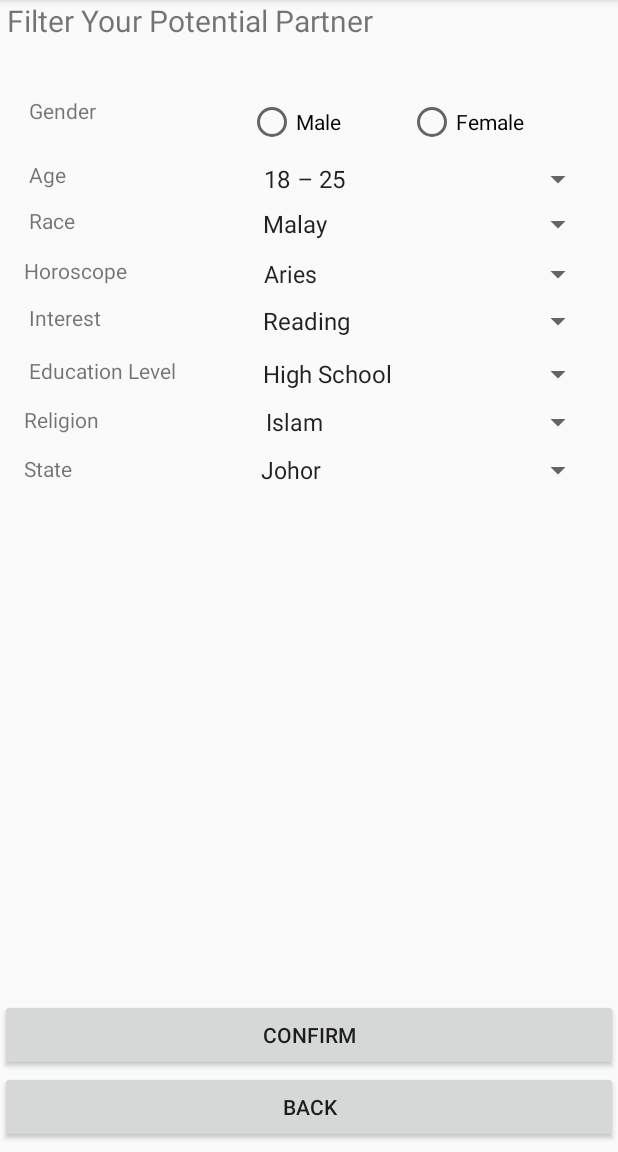
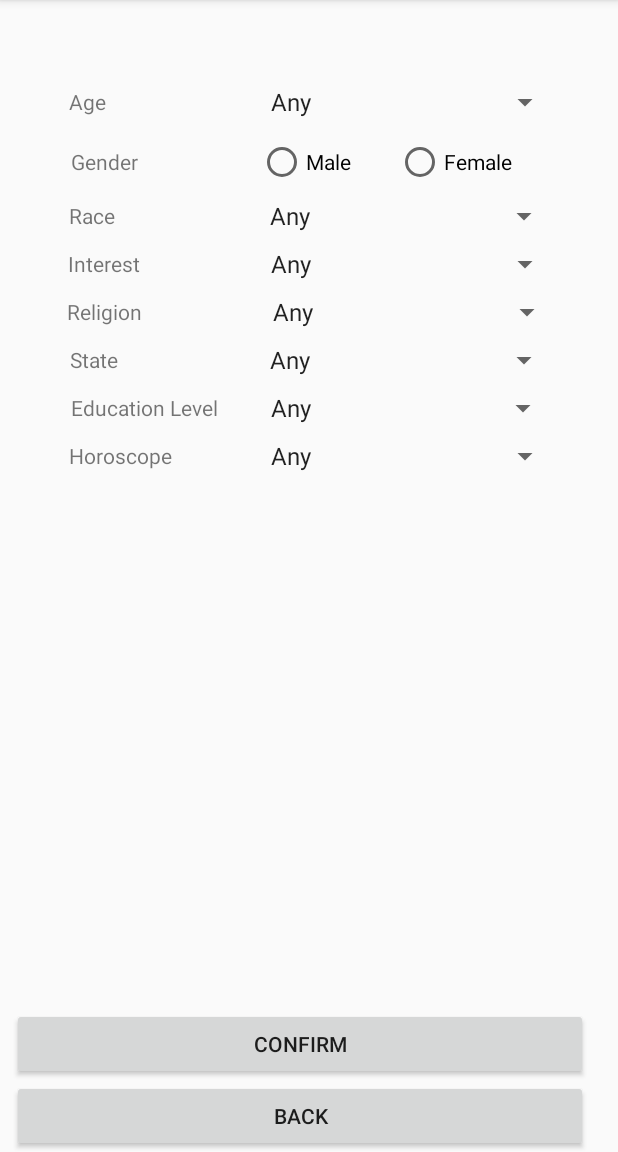
Before and after one commit to zhiweiwong96/abc, an Android app: the FilterActivity screen opened directly, with no data from a screen before it, on a phone screen of 412 x 824 dp, the part 84-1236 px from its top. Run offline under Robolectric (Android 15) with nearby library versions, the phone set to English and light mode, and no system bars; our stand-ins replace Firebase (no records; nobody signed in at launch, a user with empty details on screens opened directly).

Commit message:
aligned filter.xml

```diff
--- a/app/src/main/res/layout/activity_filter.xml
+++ b/app/src/main/res/layout/activity_filter.xml
@@ -7,39 +7,33 @@
     tools:context=".FilterActivity"
     tools:layout_editor_absoluteY="81dp">
 
-    <TextView
-        android:id="@+id/title"
-        android:layout_width="0dp"
+    <LinearLayout
+        android:id="@+id/linearLayout1"
+        android:layout_width="fill_parent"
         android:layout_height="wrap_content"
-        android:fontFamily="sans-serif"
-        android:text=" Filter Your Potential Partner"
-        android:textSize="20sp"
-        app:layout_constraintEnd_toEndOf="parent"
+        android:layout_marginStart="8dp"
+        android:layout_marginTop="92dp"
+        android:gravity="center"
+        android:orientation="horizontal"
         app:layout_constraintStart_toStartOf="parent"
-        app:layout_constraintTop_toTopOf="parent" />
+        app:layout_constraintTop_toTopOf="parent">
 
         <TextView
             android:id="@+id/textView4"
             android:layout_width="wrap_content"
             android:layout_height="wrap_content"
-        android:layout_marginEnd="101dp"
-        android:layout_marginStart="16dp"
-        android:layout_marginTop="64dp"
-        android:text=" Gender"
-        app:layout_constraintEnd_toStartOf="@+id/radioGroup2"
-        app:layout_constraintStart_toStartOf="parent"
-        app:layout_constraintTop_toTopOf="parent" />
+            android:layout_marginRight="80dp"
+            android:text="Gender"
+            tools:layout_editor_absoluteX="16dp"
+            tools:layout_editor_absoluteY="64dp" />
 
         <RadioGroup
             android:id="@+id/radioGroup2"
-        android:layout_width="0dp"
+            android:layout_width="200dp"
             android:layout_height="wrap_content"
-        android:layout_marginBottom="10dp"
-        android:layout_marginEnd="18dp"
             android:orientation="horizontal"
-        app:layout_constraintBottom_toTopOf="@+id/age"
-        app:layout_constraintEnd_toEndOf="parent"
-        app:layout_constraintStart_toEndOf="@+id/textView4">
+            tools:layout_editor_absoluteX="166dp"
+            tools:layout_editor_absoluteY="63dp">
 
             <RadioButton
                 android:id="@+id/radioButton"
@@ -55,199 +49,253 @@
                 android:layout_weight="1"
                 android:text="Female" />
         </RadioGroup>
+    </LinearLayout>
+
+
+    <LinearLayout
+        android:id="@+id/linearLayout2"
+        android:layout_width="fill_parent"
+        android:layout_height="wrap_content"
+        android:layout_marginStart="8dp"
+        android:layout_marginTop="56dp"
+        android:gravity="center"
+        android:orientation="horizontal"
+        app:layout_constraintStart_toStartOf="parent"
+        app:layout_constraintTop_toTopOf="parent">
 
         <TextView
             android:id="@+id/textView2"
             android:layout_width="wrap_content"
             android:layout_height="wrap_content"
-        android:layout_marginEnd="124dp"
-        android:layout_marginStart="16dp"
-        android:layout_marginTop="23dp"
-        android:text=" Age"
-        app:layout_constraintEnd_toStartOf="@+id/age"
+            android:layout_marginRight="102dp"
+            android:text="Age"
+            tools:layout_editor_absoluteX="16dp"
+            tools:layout_editor_absoluteY="106dp" />
+
+        <Spinner
+            android:id="@+id/age"
+            android:layout_width="201dp"
+            android:layout_height="wrap_content"
+            android:entries="@array/age_arrays"
+            android:prompt="@string/age_prompt"
+            tools:layout_editor_absoluteX="168dp"
+            tools:layout_editor_absoluteY="105dp" />
+    </LinearLayout>
+
+    <LinearLayout
+        android:id="@+id/linearLayout3"
+        android:layout_width="fill_parent"
+        android:layout_height="wrap_content"
+        android:layout_marginStart="8dp"
+        android:layout_marginTop="132dp"
+        android:gravity="center"
+        android:orientation="horizontal"
         app:layout_constraintStart_toStartOf="parent"
-        app:layout_constraintTop_toBottomOf="@+id/textView4" />
+        app:layout_constraintTop_toTopOf="parent">
 
         <TextView
             android:id="@+id/textView5"
             android:layout_width="wrap_content"
             android:layout_height="wrap_content"
-        android:layout_marginEnd="117dp"
-        android:layout_marginStart="16dp"
-        android:layout_marginTop="11dp"
-        android:text=" Race"
-        app:layout_constraintEnd_toStartOf="@+id/race"
-        app:layout_constraintStart_toStartOf="parent"
-        app:layout_constraintTop_toBottomOf="@+id/textView2" />
+            android:layout_marginRight="95dp"
+            android:text="Race"
+            tools:layout_editor_absoluteX="16dp"
+            tools:layout_editor_absoluteY="135dp" />
 
         <Spinner
-        android:id="@+id/interest"
-        android:layout_width="0dp"
+            android:id="@+id/race"
+            android:layout_width="201dp"
             android:layout_height="wrap_content"
-        android:layout_marginEnd="16dp"
-        android:layout_marginTop="7dp"
-        android:entries="@array/interest_arrays"
-        android:prompt="@string/interest_prompt"
-        app:layout_constraintEnd_toEndOf="parent"
-        app:layout_constraintStart_toEndOf="@+id/textView6"
-        app:layout_constraintTop_toBottomOf="@+id/horoscope" />
+            android:entries="@array/race_arrays"
+            android:prompt="@string/race_prompt"
+            tools:layout_editor_absoluteX="168dp"
+            tools:layout_editor_absoluteY="135dp" />
+
+    </LinearLayout>
+
+
+    <LinearLayout
+        android:id="@+id/linearLayout4"
+        android:layout_width="fill_parent"
+        android:layout_height="wrap_content"
+        android:layout_marginStart="8dp"
+        android:layout_marginTop="164dp"
+        android:gravity="center"
+        android:orientation="horizontal"
+        app:layout_constraintStart_toStartOf="parent"
+        app:layout_constraintTop_toTopOf="parent">
 
         <TextView
             android:id="@+id/textView6"
             android:layout_width="wrap_content"
             android:layout_height="wrap_content"
-        android:layout_marginEnd="100dp"
-        android:layout_marginStart="16dp"
-        android:layout_marginTop="12dp"
-        android:text=" Interest"
-        app:layout_constraintEnd_toStartOf="@+id/interest"
-        app:layout_constraintStart_toStartOf="parent"
-        app:layout_constraintTop_toBottomOf="@+id/textView8" />
+            android:layout_marginRight="79dp"
+            android:text="Interest"
+            tools:layout_editor_absoluteX="16dp"
+            tools:layout_editor_absoluteY="198dp" />
 
         <Spinner
-        android:id="@+id/education"
-        android:layout_width="0dp"
+            android:id="@+id/interest"
+            android:layout_width="201dp"
             android:layout_height="wrap_content"
-        android:layout_marginEnd="16dp"
-        android:layout_marginTop="11dp"
-        android:entries="@array/education_arrays"
-        android:prompt="@string/education_prompt"
-        app:layout_constraintEnd_toEndOf="parent"
-        app:layout_constraintStart_toEndOf="@+id/textView7"
-        app:layout_constraintTop_toBottomOf="@+id/interest" />
+            android:entries="@array/interest_arrays"
+            android:prompt="@string/interest_prompt"
+            tools:layout_editor_absoluteX="168dp"
+            tools:layout_editor_absoluteY="199dp" />
+    </LinearLayout>
+
+
+    <LinearLayout
+        android:id="@+id/linearLayout5"
+        android:layout_width="fill_parent"
+        android:layout_height="wrap_content"
+        android:layout_marginStart="8dp"
+        android:layout_marginTop="260dp"
+        android:gravity="center"
+        android:orientation="horizontal"
+        app:layout_constraintStart_toStartOf="parent"
+        app:layout_constraintTop_toTopOf="parent">
 
         <TextView
             android:id="@+id/textView7"
             android:layout_width="wrap_content"
             android:layout_height="wrap_content"
-        android:layout_marginEnd="50dp"
-        android:layout_marginStart="16dp"
-        android:layout_marginTop="16dp"
-        android:text=" Education Level"
-        app:layout_constraintEnd_toStartOf="@+id/education"
-        app:layout_constraintStart_toStartOf="parent"
-        app:layout_constraintTop_toBottomOf="@+id/textView6" />
+            android:layout_marginRight="27dp"
+            android:text="Education Level"
+            tools:layout_editor_absoluteX="16dp"
+            tools:layout_editor_absoluteY="233dp" />
 
         <Spinner
-        android:id="@+id/horoscope"
-        android:layout_width="0dp"
+            android:id="@+id/education"
+            android:layout_width="200dp"
             android:layout_height="wrap_content"
-        android:layout_marginEnd="16dp"
-        android:layout_marginTop="9dp"
-        android:entries="@array/horoscope_arrays"
-        android:prompt="@string/horoscope_prompt"
-        app:layout_constraintEnd_toEndOf="parent"
-        app:layout_constraintStart_toEndOf="@+id/textView8"
-        app:layout_constraintTop_toBottomOf="@+id/race" />
+            android:entries="@array/education_arrays"
+            android:prompt="@string/education_prompt"
+            tools:layout_editor_absoluteX="168dp"
+            tools:layout_editor_absoluteY="234dp" />
+
+    </LinearLayout>
+
+
+    <LinearLayout
+        android:id="@+id/linearLayout6"
+        android:layout_width="fill_parent"
+        android:layout_height="wrap_content"
+        android:layout_marginStart="8dp"
+        android:layout_marginTop="292dp"
+        android:gravity="center"
+        android:orientation="horizontal"
+        app:layout_constraintStart_toStartOf="parent"
+        app:layout_constraintTop_toTopOf="parent">
 
         <TextView
             android:id="@+id/textView8"
             android:layout_width="wrap_content"
             android:layout_height="wrap_content"
-        android:layout_marginEnd="83dp"
-        android:layout_marginStart="16dp"
-        android:layout_marginTop="14dp"
+            android:layout_marginRight="58dp"
             android:text="Horoscope"
-        app:layout_constraintEnd_toStartOf="@+id/horoscope"
-        app:layout_constraintStart_toStartOf="parent"
-        app:layout_constraintTop_toBottomOf="@+id/textView5" />
+            tools:layout_editor_absoluteX="16dp"
+            tools:layout_editor_absoluteY="168dp" />
 
         <Spinner
-        android:id="@+id/race"
-        android:layout_width="0dp"
+            android:id="@+id/horoscope"
+            android:layout_width="201dp"
             android:layout_height="wrap_content"
-        android:layout_marginEnd="16dp"
-        android:layout_marginTop="6dp"
-        android:entries="@array/race_arrays"
-        android:prompt="@string/race_prompt"
-        app:layout_constraintEnd_toEndOf="parent"
-        app:layout_constraintStart_toEndOf="@+id/textView5"
-        app:layout_constraintTop_toBottomOf="@+id/age" />
+            android:entries="@array/horoscope_arrays"
+            android:prompt="@string/horoscope_prompt"
+            tools:layout_editor_absoluteX="168dp"
+            tools:layout_editor_absoluteY="168dp" />
+
+    </LinearLayout>
+
 
     <Button
         android:id="@+id/confirm"
-        android:layout_width="0dp"
+        android:layout_width="384dp"
         android:layout_height="wrap_content"
         android:layout_gravity="center"
-        android:layout_marginBottom="54dp"
+        android:layout_marginStart="8dp"
         android:text="confirm"
-        app:layout_constraintBottom_toBottomOf="parent"
-        app:layout_constraintEnd_toEndOf="parent"
+        app:layout_constraintBottom_toTopOf="@+id/back"
         app:layout_constraintStart_toStartOf="parent" />
 
 
     <Button
         android:id="@+id/back"
-        android:layout_width="0dp"
+        android:layout_width="384dp"
         android:layout_height="wrap_content"
         android:layout_gravity="center"
+        android:layout_marginStart="8dp"
         android:text="back"
-        app:layout_constraintEnd_toEndOf="parent"
-        app:layout_constraintStart_toStartOf="parent"
-        app:layout_constraintTop_toBottomOf="@+id/confirm" />
+        app:layout_constraintBottom_toBottomOf="parent"
+        app:layout_constraintStart_toStartOf="parent" />
 
 
-    <Spinner
-        android:id="@+id/age"
-        android:layout_width="0dp"
+    <LinearLayout
+        android:id="@+id/linearLayout7"
+        android:layout_width="fill_parent"
         android:layout_height="wrap_content"
-        android:layout_marginBottom="105dp"
-        android:layout_marginEnd="16dp"
-        android:layout_marginTop="106dp"
-        android:entries="@array/age_arrays"
-        android:prompt="@string/age_prompt"
-        app:layout_constraintBottom_toTopOf="@+id/textView7"
-        app:layout_constraintEnd_toEndOf="parent"
-        app:layout_constraintStart_toEndOf="@+id/textView2"
-        app:layout_constraintTop_toTopOf="parent" />
+        android:layout_marginStart="8dp"
+        android:layout_marginTop="196dp"
+        android:gravity="center"
+        android:orientation="horizontal"
+        app:layout_constraintStart_toStartOf="parent"
+        app:layout_constraintTop_toTopOf="parent">
 
         <TextView
             android:id="@+id/textView11"
             android:layout_width="wrap_content"
             android:layout_height="wrap_content"
-        android:layout_marginEnd="103dp"
-        android:layout_marginStart="16dp"
-        android:layout_marginTop="13dp"
+            android:layout_marginRight="79dp"
             android:text="Religion"
-        app:layout_constraintEnd_toStartOf="@+id/religion"
+            tools:layout_editor_absoluteX="16dp"
+            tools:layout_editor_absoluteY="264dp" />
+
+        <Spinner
+            android:id="@+id/religion"
+            android:layout_width="201dp"
+            android:layout_height="wrap_content"
+            android:entries="@array/religion_arrays"
+            android:prompt="@string/religion_prompt"
+            tools:layout_editor_absoluteX="168dp"
+            tools:layout_editor_absoluteY="266dp" />
+
+    </LinearLayout>
+
+    <LinearLayout
+        android:id="@+id/linearLayout"
+        android:layout_width="fill_parent"
+        android:layout_height="0dp"
+        android:layout_marginStart="8dp"
+        android:layout_marginTop="228dp"
+        android:gravity="center"
+        android:orientation="horizontal"
         app:layout_constraintStart_toStartOf="parent"
-        app:layout_constraintTop_toBottomOf="@+id/textView7" />
+        app:layout_constraintTop_toTopOf="parent">
 
         <TextView
             android:id="@+id/textView12"
             android:layout_width="wrap_content"
             android:layout_height="wrap_content"
-        android:layout_marginEnd="118dp"
-        android:layout_marginStart="16dp"
-        android:layout_marginTop="13dp"
+            android:layout_marginRight="93dp"
             android:text="State"
-        app:layout_constraintEnd_toStartOf="@+id/states"
-        app:layout_constraintStart_toStartOf="parent"
-        app:layout_constraintTop_toBottomOf="@+id/textView11" />
-
-    <Spinner
-        android:id="@+id/religion"
-        android:layout_width="0dp"
-        android:layout_height="wrap_content"
-        android:layout_marginEnd="16dp"
-        android:layout_marginTop="8dp"
-        android:entries="@array/religion_arrays"
-        android:prompt="@string/religion_prompt"
-        app:layout_constraintEnd_toEndOf="parent"
-        app:layout_constraintStart_toEndOf="@+id/textView11"
-        app:layout_constraintTop_toBottomOf="@+id/education" />
+            tools:layout_editor_absoluteX="16dp"
+            tools:layout_editor_absoluteY="296dp" />
 
         <Spinner
             android:id="@+id/states"
-        android:layout_width="0dp"
+            android:layout_width="201dp"
             android:layout_height="wrap_content"
-        android:layout_marginEnd="16dp"
-        android:layout_marginTop="8dp"
             android:entries="@array/states_arrays"
             android:prompt="@string/states_prompt"
-        app:layout_constraintEnd_toEndOf="parent"
-        app:layout_constraintStart_toEndOf="@+id/textView12"
-        app:layout_constraintTop_toBottomOf="@+id/religion" />
+            tools:layout_editor_absoluteX="168dp"
+            tools:layout_editor_absoluteY="298dp" />
+
+    </LinearLayout>
+
+
+
+
 
 
 </android.support.constraint.ConstraintLayout>
--- a/app/src/main/res/values/strings.xml
+++ b/app/src/main/res/values/strings.xml
@@ -3,6 +3,7 @@
     <string name="interest_prompt">Choose a interest</string>
 
     <string-array name="interest_arrays">
+        <item>Any</item>
         <item>Reading</item>
         <item>Writing</item>
         <item>Drawing</item>
@@ -15,6 +16,7 @@
 
     <string name="race_prompt">Choose a race</string>
     <string-array name="race_arrays">
+        <item>Any</item>
         <item>Malay</item>
         <item>Chinese</item>
         <item>India</item>
@@ -22,6 +24,7 @@
 
     <string name="horoscope_prompt">Choose a horoscope</string>
     <string-array name="horoscope_arrays">
+        <item>Any</item>
         <item>Aries</item>
         <item>Taurus</item>
         <item>Gemini</item>
@@ -38,6 +41,7 @@
 
     <string name="education_prompt">Choose a education level</string>
     <string-array name="education_arrays">
+        <item>Any</item>
         <item>High School</item>
         <item>Degree</item>
         <item>Master</item>
@@ -46,6 +50,7 @@
 
     <string name="age_prompt">Selecet age range</string>
     <string-array name="age_arrays">
+        <item>Any</item>
         <item>18 – 25</item>
         <item>26 – 30</item>
         <item>31 – 35</item>
@@ -58,6 +63,7 @@
 
     <string name="religion_prompt">Choose a religion</string>
     <string-array name="religion_arrays">
+        <item>Any</item>
         <item>Islam</item>
         <item>Buddhism</item>
         <item>Christianity</item>
@@ -68,6 +74,7 @@
 
     <string name="states_prompt">Choose a states</string>
     <string-array name="states_arrays">
+        <item>Any</item>
         <item>Johor</item>
         <item>Kedah</item>
         <item>Kelantan</item>
```
Lines whose indentation alone changed are shown as unchanged.
